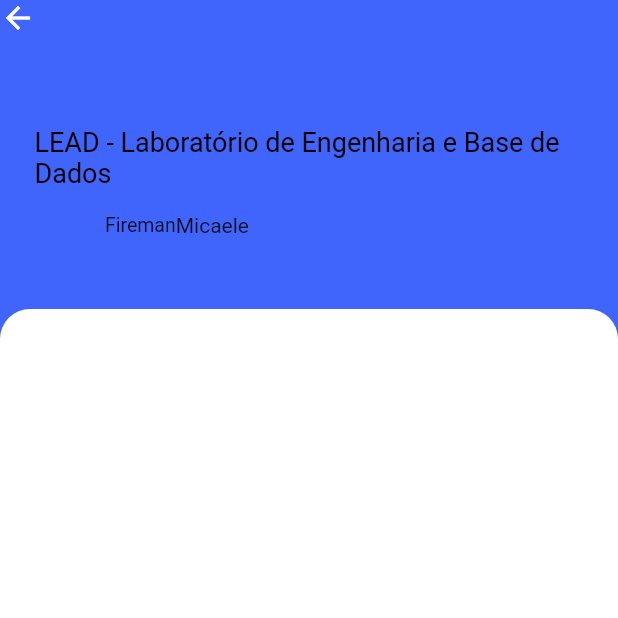
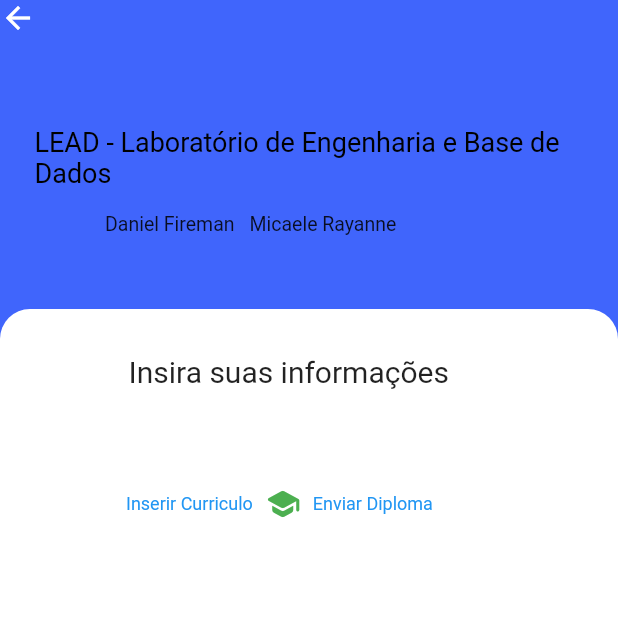
Before and after one commit to mrleonardobrito/inova, a Flutter app: the screen it shows after launch, on a phone screen of 412 x 824 dp, the top half of it. Run offline on Flutter 3.47's test engine with Material 2 defaults, Android fonts, the phone set to English and light mode, and no system bars; our stand-ins replace mask_text_input_formatter.

Commit message:
editando tela de cadastro na vaga

```diff
--- a/lib/src/pages/vaga/register_vaga_page.dart
+++ b/lib/src/pages/vaga/register_vaga_page.dart
@@ -47,17 +47,24 @@ class _RegisterVagaState extends State<RegisterVaga> {
                                 padding: EdgeInsets.only(top: 16, left: 70),
                                 child: Row(
                                   children: [
-                                    Align(
+                                    Container(
                                       alignment: Alignment.bottomLeft,
-                                      child: Text('Fireman',
+                                      margin: EdgeInsets.only(right: 10),
+                                      child: Text('Daniel Fireman',
                                           style: TextStyle(
                                             fontSize: 13,
                                             fontWeight: FontWeight.w400,
                                           )),
                                     ),
-                                    Align(
+
+                                    Container(
                                       alignment: Alignment.bottomRight,
-                                      child: Text('Micaele'),
+                                      margin: EdgeInsets.only(right: 30),
+                                      child: Text('Micaele Rayanne',
+                                          style: TextStyle(
+                                            fontSize: 13,
+                                            fontWeight: FontWeight.w400,
+                                          )),
                                     )
                                   ],
                                 ))),
@@ -72,7 +79,83 @@ class _RegisterVagaState extends State<RegisterVaga> {
                           borderRadius: BorderRadius.only(
                             topLeft: Radius.circular(20),
                             topRight: Radius.circular(20),
-                          ))),
+                          )),
+                    child: Column(
+                      children: [
+                        Padding(
+                            padding: EdgeInsets.only(top: 30, right: 27),
+                          child: Text('Insira suas informações',
+                          style: TextStyle(
+                            fontSize: 20,
+                          ))
+                        ),
+                          Container(
+                              alignment: Alignment.centerLeft,
+                              margin: EdgeInsets.only(left: 76, top:43),
+                            child: Padding(
+                              padding: EdgeInsets.only(top: 10),
+                              child: Row(
+                                children: [
+                                  Container(
+                                      child: TextButton(
+                                        style: TextButton.styleFrom(
+                                          textStyle: const TextStyle(fontSize: 12),
+                                        ),
+                                        onPressed: () {},
+                                        child: const Text('Inserir Curriculo'),
+                                      )
+                                  ),
+                                  Icon(Icons.school_rounded, color: Colors.green),
+                                  Container(
+                                      child: TextButton(
+                                        style: TextButton.styleFrom(
+                                          textStyle: const TextStyle(fontSize: 12),
+                                        ),
+                                        onPressed: () {},
+                                        child: const Text('Enviar Diploma'),
+                                      )
+                                  ),
+
+                                ]
+                              )
+                            )
+
+                          )
+                  //       Container(
+                  //         child: Padding(
+                  //             padding: EdgeInsets.only(top: 43, left: 70),
+                  //           child: Row(
+                  //               children: [
+                  //                 Container(
+                  //                   alignment: Alignment.bottomLeft,
+                  //                   margin: EdgeInsets.only(right: 10),
+                  //                   child: Text('Inserir Curriculo',
+                  //                       style: TextStyle(
+                  //                         fontSize: 13,
+                  //                         fontWeight: FontWeight.w400,
+                  //                       )),
+                  //                 ),
+                  //
+                  //                 Container(
+                  //                   alignment: Alignment.bottomRight,
+                  //                   margin: EdgeInsets.only(right: 10),
+                  //                   child: Text('Enviar Diploma',
+                  //                       style: TextStyle(
+                  //                         fontSize: 13,
+                  //                         fontWeight: FontWeight.w400,
+                  //                       )),
+                  //                 )
+                  //               ]
+                  //           )
+                  //
+                  //
+                  //         )
+                  //       )
+                      ],
+                   ))
+                   ,
+
+
                 ),
               ],
             )));
```
